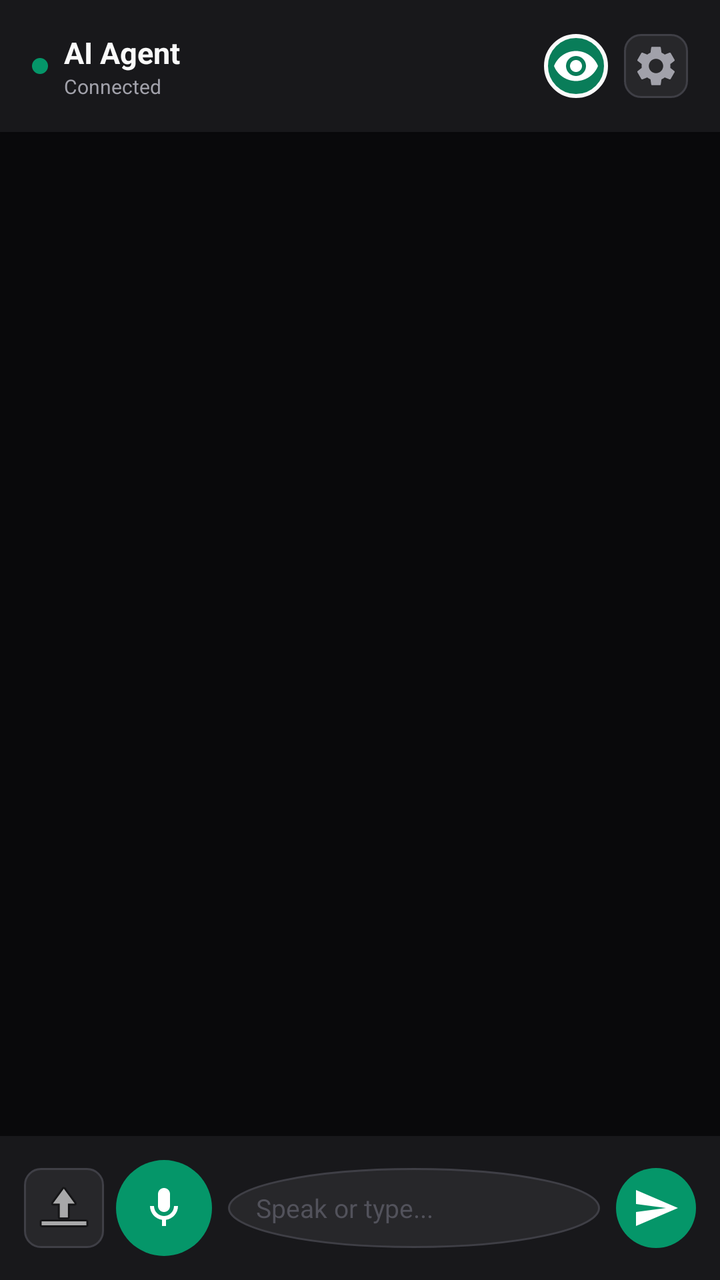
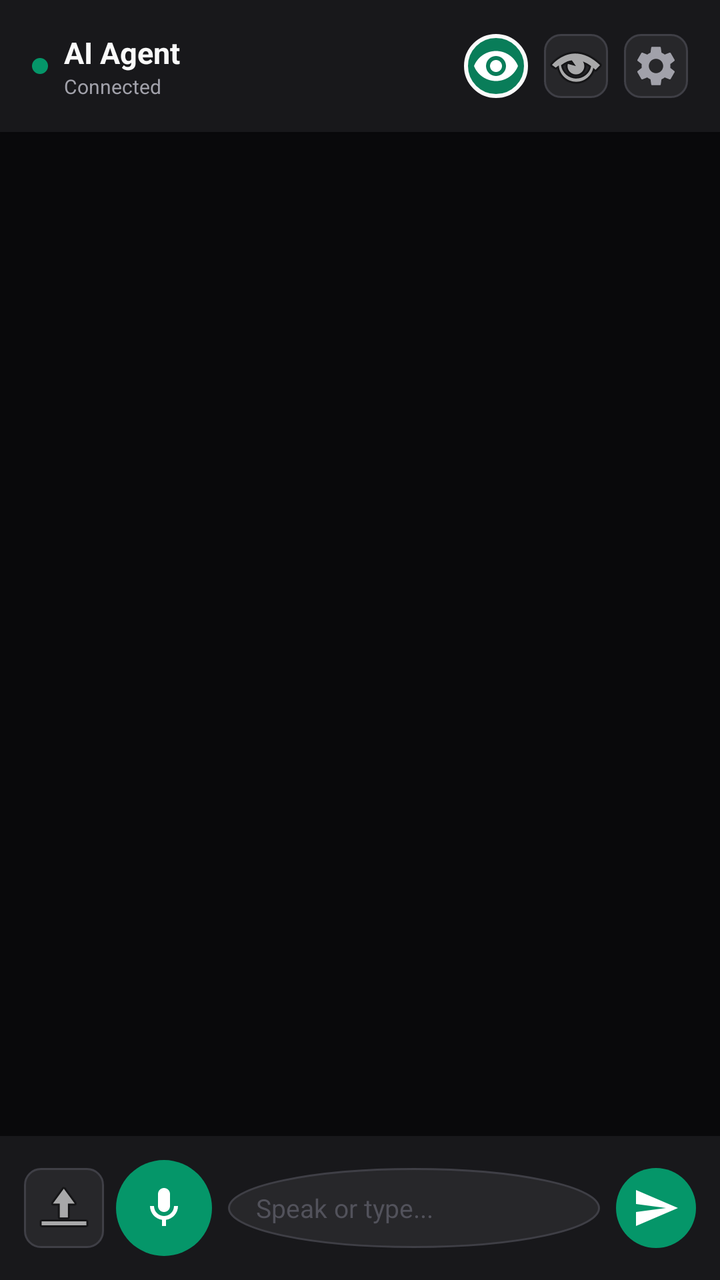

Compare the two renders of this Android layout. The source of the first and the diff that turns it into the second are given below.
<!-- AndroidManifest.xml: application theme Theme.AIAgent -->
<!-- res/layout/activity_main.xml -->
<?xml version="1.0" encoding="utf-8"?>
<androidx.constraintlayout.widget.ConstraintLayout
    xmlns:android="http://schemas.android.com/apk/res/android"
    xmlns:app="http://schemas.android.com/apk/res-auto"
    android:layout_width="match_parent"
    android:layout_height="match_parent"
    android:background="@color/bg_dark"
    android:fitsSystemWindows="true">

    
    <LinearLayout
        android:id="@+id/header"
        android:layout_width="match_parent"
        android:layout_height="wrap_content"
        android:orientation="horizontal"
        android:gravity="center_vertical"
        android:padding="16dp"
        android:background="@color/bg_surface"
        android:elevation="2dp"
        app:layout_constraintTop_toTopOf="parent">

        <View
            android:id="@+id/statusDot"
            android:layout_width="8dp"
            android:layout_height="8dp"
            android:background="@drawable/status_dot"
            android:layout_marginEnd="8dp" />

        <LinearLayout
            android:layout_width="0dp"
            android:layout_height="wrap_content"
            android:layout_weight="1"
            android:orientation="vertical">

            <TextView
                android:layout_width="wrap_content"
                android:layout_height="wrap_content"
                android:text="@string/app_name"
                android:textColor="@color/text_primary"
                android:textSize="15sp"
                android:textStyle="bold" />

            <TextView
                android:id="@+id/statusText"
                android:layout_width="wrap_content"
                android:layout_height="wrap_content"
                android:text="@string/status_connected"
                android:textColor="@color/text_secondary"
                android:textSize="10sp" />
        </LinearLayout>

        <Button
            android:id="@+id/stopSpeakBtn"
            android:layout_width="wrap_content"
            android:layout_height="32dp"
            android:text="@string/stop_speaking"
            android:textSize="11sp"
            android:textColor="@color/accent_emerald_light"
            android:background="@drawable/stop_button_bg"
            android:paddingStart="12dp"
            android:paddingEnd="12dp"
            android:visibility="gone" />

        <ImageButton
            android:id="@+id/overlayBtn"
            android:layout_width="32dp"
            android:layout_height="32dp"
            android:src="@drawable/ic_eye"
            android:background="@drawable/overlay_button_bg"
            android:contentDescription="Toggle floating button"
            android:layout_marginStart="8dp" />

        <ImageButton
            android:id="@+id/hubBtn"
            android:layout_width="32dp"
            android:layout_height="32dp"
            android:src="@drawable/ic_settings"
            android:background="@drawable/control_button_bg"
            android:contentDescription="Hub — Skills, Rules, Tools, Plugins"
            android:layout_marginStart="8dp" />
    </LinearLayout>

    
    <androidx.recyclerview.widget.RecyclerView
        android:id="@+id/messagesList"
        android:layout_width="match_parent"
        android:layout_height="0dp"
        android:clipToPadding="false"
        android:padding="16dp"
        android:scrollbars="vertical"
        app:layout_constraintTop_toBottomOf="@id/header"
        app:layout_constraintBottom_toTopOf="@id/interimText" />

    
    <TextView
        android:id="@+id/interimText"
        android:layout_width="match_parent"
        android:layout_height="wrap_content"
        android:paddingHorizontal="16dp"
        android:paddingBottom="4dp"
        android:textColor="@color/accent_emerald_light"
        android:textStyle="italic"
        android:textSize="11sp"
        android:visibility="gone"
        app:layout_constraintBottom_toTopOf="@id/footer" />

    
    <LinearLayout
        android:id="@+id/footer"
        android:layout_width="match_parent"
        android:layout_height="wrap_content"
        android:orientation="horizontal"
        android:gravity="center_vertical"
        android:padding="12dp"
        android:background="@color/bg_surface"
        app:layout_constraintBottom_toBottomOf="parent">

        <ImageButton
            android:id="@+id/attachBtn"
            android:layout_width="40dp"
            android:layout_height="40dp"
            android:src="@android:drawable/ic_menu_upload"
            android:background="@drawable/control_button_bg"
            android:contentDescription="Attach file"
            android:layout_marginEnd="6dp" />

        <ImageButton
            android:id="@+id/googleVoiceBtn"
            android:layout_width="48dp"
            android:layout_height="48dp"
            android:src="@drawable/ic_mic"
            android:background="@drawable/voice_button_bg"
            android:contentDescription="Google voice input"
            android:layout_marginEnd="8dp" />

        <EditText
            android:id="@+id/textInput"
            android:layout_width="0dp"
            android:layout_height="40dp"
            android:layout_weight="1"
            android:hint="@string/hint_speak"
            android:textColorHint="@color/text_muted"
            android:textColor="@color/text_primary"
            android:textSize="13sp"
            android:background="@drawable/input_bg"
            android:paddingStart="14dp"
            android:paddingEnd="14dp"
            android:singleLine="true"
            android:imeOptions="actionSend"
            android:inputType="text" />

        <ImageButton
            android:id="@+id/sendBtn"
            android:layout_width="40dp"
            android:layout_height="40dp"
            android:src="@drawable/ic_send"
            android:background="@drawable/send_button_bg"
            android:contentDescription="@string/send"
            android:enabled="false"
            android:layout_marginStart="8dp" />
    </LinearLayout>

</androidx.constraintlayout.widget.ConstraintLayout>
<!-- resources referenced by this layout -->
<resources>
  <color name="accent_emerald_light">#FF10B981</color>
  <color name="bg_dark">#FF09090B</color>
  <color name="bg_surface">#FF18181B</color>
  <color name="text_muted">#FF52525B</color>
  <color name="text_primary">#FFFAFAFA</color>
  <color name="text_secondary">#FFA1A1AA</color>
  <!-- drawable control_button_bg (drawable) -->
  <shape xmlns:android="http://schemas.android.com/apk/res/android" android:shape="rectangle">
      <solid android:color="@color/bg_surface_variant" />
      <stroke android:width="1dp" android:color="@color/border" />
      <corners android:radius="8dp" />
  </shape>
  <!-- drawable ic_mic (drawable) -->
  <vector xmlns:android="http://schemas.android.com/apk/res/android"
      android:width="24dp"
      android:height="24dp"
      android:viewportWidth="24"
      android:viewportHeight="24"
      android:tint="@android:color/white">
      <path
          android:fillColor="@android:color/white"
          android:pathData="M12,14c1.66,0 3,-1.34 3,-3V5c0,-1.66 -1.34,-3 -3,-3s-3,1.34 -3,3v6c0,1.66 1.34,3 3,3z M17,11c0,2.76 -2.24,5 -5,5s-5,-2.24 -5,-5H5c0,3.53 2.61,6.43 6,6.92V21h2v-3.08c3.39,-0.49 6,-3.39 6,-6.92h-2z" />
  </vector>
  <!-- drawable ic_send (drawable) -->
  <vector xmlns:android="http://schemas.android.com/apk/res/android"
      android:width="24dp"
      android:height="24dp"
      android:viewportWidth="24"
      android:viewportHeight="24"
      android:tint="@android:color/white">
      <path
          android:fillColor="@android:color/white"
          android:pathData="M2.01,21L23,12 2.01,3 2,10l15,2 -15,2z" />
  </vector>
  <!-- drawable input_bg (drawable) -->
  <shape xmlns:android="http://schemas.android.com/apk/res/android" android:shape="oval">
      <solid android:color="@color/bg_surface_variant" />
      <stroke android:width="1dp" android:color="@color/border" />
      <corners android:radius="20dp" />
  </shape>
  <!-- drawable overlay_button_bg (drawable) -->
  <shape xmlns:android="http://schemas.android.com/apk/res/android" android:shape="oval">
      <solid android:color="#CC059669" />
      <stroke android:width="2dp" android:color="#FFFAFAFA" />
      <size android:width="48dp" android:height="48dp" />
  </shape>
  <!-- drawable send_button_bg (drawable) -->
  <shape xmlns:android="http://schemas.android.com/apk/res/android" android:shape="oval">
      <solid android:color="@color/accent_emerald" />
  </shape>
  <!-- drawable status_dot (drawable) -->
  <shape xmlns:android="http://schemas.android.com/apk/res/android" android:shape="oval">
      <solid android:color="@color/accent_emerald" />
  </shape>
  <!-- drawable stop_button_bg (drawable) -->
  <shape xmlns:android="http://schemas.android.com/apk/res/android" android:shape="rectangle">
      <solid android:color="@color/bg_surface_variant" />
      <stroke android:width="1dp" android:color="@color/accent_emerald" />
      <corners android:radius="9999dp" />
  </shape>
  <!-- drawable voice_button_bg (drawable) -->
  <shape xmlns:android="http://schemas.android.com/apk/res/android" android:shape="oval">
      <solid android:color="@color/accent_emerald" />
  </shape>
  <string name="app_name">AI Agent</string>
  <string name="hint_speak">Speak or type...</string>
  <string name="send">Send</string>
  <string name="status_connected">Connected</string>
  <string name="stop_speaking">Stop speaking</string>
  <style name="Theme.AIAgent" parent="Theme.Material3.Dark.NoActionBar">
          <item name="colorPrimary">@color/accent_emerald</item>
          <item name="colorPrimaryVariant">@color/accent_emerald_light</item>
          <item name="colorOnPrimary">@android:color/white</item>
          <item name="android:windowBackground">@color/bg_dark</item>
          <item name="android:statusBarColor">@color/bg_surface</item>
          <item name="android:navigationBarColor">@color/bg_surface</item>
      </style>
  <color name="bg_surface_variant">#FF27272A</color>
  <color name="border">#FF3F3F46</color>
  <color name="accent_emerald">#FF059669</color>
  <!-- unchanged entries left out for length: 2 -->
</resources>

<!-- the commit's change to res/layout/activity_main.xml (unified diff, before → after) -->
@@ -68,6 +68,15 @@
             android:src="@drawable/ic_eye"
             android:background="@drawable/overlay_button_bg"
             android:contentDescription="Toggle floating button"
+            android:layout_marginStart="8dp" />
+
+        <ImageButton
+            android:id="@+id/browserBtn"
+            android:layout_width="32dp"
+            android:layout_height="32dp"
+            android:src="@android:drawable/ic_menu_view"
+            android:background="@drawable/control_button_bg"
+            android:contentDescription="Open browser"
             android:layout_marginStart="8dp" />
 
         <ImageButton
